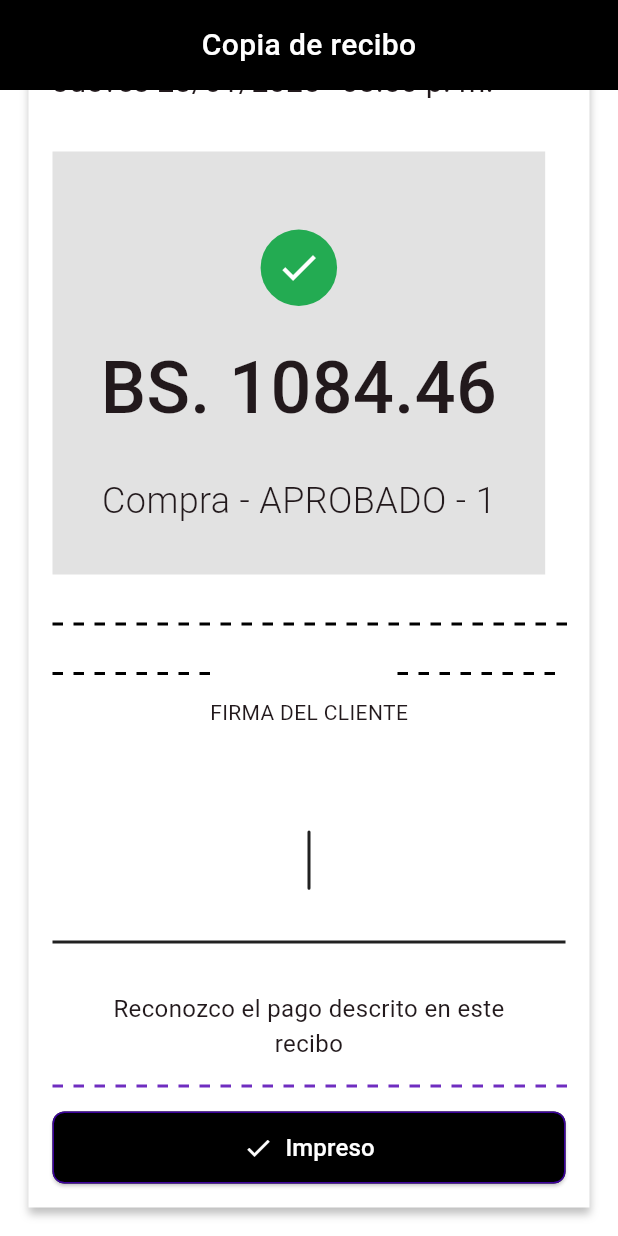
After one commit to jeftounz/fluttconversor, a Flutter app: the ReciboPage screen opened by its route, scrolled down 446 dp, after a tap on "Imprimir", on a phone screen of 412 x 824 dp. The commit adds this screen. Run offline on Flutter 3.47's test engine with Material 3 defaults, Android fonts, the phone set to English and light mode, and no system bars; our stand-ins replace bloc, dio, equatable, flutter_bloc, get_it, pdf and 2 more; project files that could hold a hidden picture were left out.

Commit message:
recibo page is being develop

```diff
--- /dev/null
+++ b/lib/features/presentation/bloc/recibo/recibo_bloc.dart
@@ -0,0 +1,114 @@
+import 'package:flutter_bloc/flutter_bloc.dart';
+import 'package:printing/printing.dart'; /*Tengo este erro:*/
+import 'package:pdf/pdf.dart';
+import 'package:pdf/widgets.dart' as pw;
+import 'recibo_event.dart';
+import 'recibo_state.dart';
+
+class ReciboBloc extends Bloc<ReciboEvent, ReciboState> {
+  ReciboBloc() : super(ReciboInitial()) {
+    on<LoadRecibo>(_onLoadRecibo);
+    on<PrintRecibo>(_onPrintRecibo);
+  }
+
+  void _onLoadRecibo(LoadRecibo event, Emitter<ReciboState> emit) async {
+    emit(ReciboLoading());
+    await Future.delayed(const Duration(milliseconds: 500));
+    emit(ReciboLoaded(ReciboData.defaultData()));
+  }
+
+  void _onPrintRecibo(PrintRecibo event, Emitter<ReciboState> emit) async {
+    if (state is ReciboLoaded) {
+      final currentState = state as ReciboLoaded;
+      emit(ReciboPrinting(currentState.reciboData));
+
+      try {
+        await _generateAndPrintPdf(currentState.reciboData);
+        emit(ReciboPrinted(currentState.reciboData));
+        await Future.delayed(const Duration(seconds: 2));
+        emit(ReciboLoaded(currentState.reciboData));
+      } catch (e) {
+        emit(ReciboError('Error al imprimir: ${e.toString()}'));
+      }
+    }
+  }
+
+  Future<void> _generateAndPrintPdf(ReciboData data) async {
+    final pdf = pw.Document();
+
+    pdf.addPage(
+      pw.Page(
+        pageFormat: PdfPageFormat.a4,
+        build: (pw.Context context) {
+          return pw.Column(
+            crossAxisAlignment: pw.CrossAxisAlignment.start,
+            children: [
+              pw.Center(
+                child: pw.Text(
+                  'VEFLAT',
+                  style: pw.TextStyle(
+                    fontSize: 24,
+                    fontWeight: pw.FontWeight.bold,
+                  ),
+                ),
+              ),
+              pw.Center(
+                child: pw.Text(
+                  'WEB DEVELOPER & MOBILE',
+                  style: const pw.TextStyle(fontSize: 12),
+                ),
+              ),
+              pw.SizedBox(height: 20),
+              pw.Text(
+                'Recibo de compra MASTERCARD',
+                style: pw.TextStyle(
+                  fontSize: 18,
+                  fontWeight: pw.FontWeight.bold,
+                ),
+              ),
+              pw.SizedBox(height: 20),
+              pw.Text('Cliente: ${data.cliente}'),
+              pw.Text('RIF: ${data.rif}'),
+              pw.Text('Afil: ${data.afiliacion}'),
+              pw.Text('Term: ${data.terminal} Aprob: ${data.aprobacion}'),
+              pw.Text('Nro. Cta.: ${data.numeroCuenta}'),
+              pw.Text('${data.fecha} ${data.hora}'),
+              pw.SizedBox(height: 30),
+              pw.Container(
+                padding: const pw.EdgeInsets.all(20),
+                decoration: pw.BoxDecoration(color: PdfColors.grey200),
+                child: pw.Column(
+                  children: [
+                    pw.Text(
+                      'BS. ${data.monto.toStringAsFixed(2)}',
+                      style: pw.TextStyle(
+                        fontSize: 36,
+                        fontWeight: pw.FontWeight.bold,
+                      ),
+                    ),
+                    pw.Text('${data.tipoTransaccion} - ${data.estado} - 1'),
+                  ],
+                ),
+              ),
+              pw.SizedBox(height: 40),
+              pw.Text('FIRMA DEL CLIENTE'),
+              pw.SizedBox(height: 40),
+              pw.Divider(),
+              pw.SizedBox(height: 20),
+              pw.Center(
+                child: pw.Text(
+                  'Reconozco el pago descrito en este recibo',
+                  textAlign: pw.TextAlign.center,
+                ),
+              ),
+            ],
+          );
+        },
+      ),
+    );
+
+    await Printing.layoutPdf(
+      onLayout: (PdfPageFormat format) async => pdf.save(),
+    );
+  }
+}
--- /dev/null
+++ b/lib/features/presentation/bloc/recibo/recibo_event.dart
@@ -0,0 +1,19 @@
+import 'package:equatable/equatable.dart';
+
+abstract class ReciboEvent extends Equatable {
+  const ReciboEvent();
+}
+
+class LoadRecibo extends ReciboEvent {
+  const LoadRecibo();
+
+  @override
+  List<Object> get props => [];
+}
+
+class PrintRecibo extends ReciboEvent {
+  const PrintRecibo();
+
+  @override
+  List<Object> get props => [];
+}
--- /dev/null
+++ b/lib/features/presentation/bloc/recibo/recibo_state.dart
@@ -0,0 +1,110 @@
+import 'package:equatable/equatable.dart';
+
+class ReciboData extends Equatable {
+  final String cliente;
+  final String rif;
+  final String afiliacion;
+  final String terminal;
+  final String aprobacion;
+  final String numeroCuenta;
+  final String fecha;
+  final String hora;
+  final double monto;
+  final String estado;
+  final String tipoTransaccion;
+
+  const ReciboData({
+    required this.cliente,
+    required this.rif,
+    required this.afiliacion,
+    required this.terminal,
+    required this.aprobacion,
+    required this.numeroCuenta,
+    required this.fecha,
+    required this.hora,
+    required this.monto,
+    required this.estado,
+    required this.tipoTransaccion,
+  });
+
+  @override
+  List<Object> get props => [
+    cliente,
+    rif,
+    afiliacion,
+    terminal,
+    aprobacion,
+    numeroCuenta,
+    fecha,
+    hora,
+    monto,
+    estado,
+    tipoTransaccion,
+  ];
+
+  factory ReciboData.defaultData() {
+    return const ReciboData(
+      cliente: 'Nombre y Apellido',
+      rif: 'J-123456-9',
+      afiliacion: '00000123456789',
+      terminal: '1',
+      aprobacion: '123456',
+      numeroCuenta: '123456*********1771',
+      fecha: 'Jueves 28/01/2025',
+      hora: '03:50 p. m.',
+      monto: 1084.46,
+      estado: 'APROBADO',
+      tipoTransaccion: 'Compra',
+    );
+  }
+}
+
+abstract class ReciboState extends Equatable {
+  const ReciboState();
+}
+
+class ReciboInitial extends ReciboState {
+  @override
+  List<Object> get props => [];
+}
+
+class ReciboLoading extends ReciboState {
+  @override
+  List<Object> get props => [];
+}
+
+class ReciboLoaded extends ReciboState {
+  final ReciboData reciboData;
+
+  const ReciboLoaded(this.reciboData);
+
+  @override
+  List<Object> get props => [reciboData];
+}
+
+class ReciboPrinting extends ReciboState {
+  final ReciboData reciboData;
+
+  const ReciboPrinting(this.reciboData);
+
+  @override
+  List<Object> get props => [reciboData];
+}
+
+class ReciboPrinted extends ReciboState {
+  final ReciboData reciboData;
+
+  const ReciboPrinted(this.reciboData);
+
+  @override
+  List<Object> get props => [reciboData];
+}
+
+class ReciboError extends ReciboState {
+  final String message;
+
+  const ReciboError(this.message);
+
+  @override
+  List<Object> get props => [message];
+}
--- /dev/null
+++ b/lib/features/presentation/pages/recibo_page.dart
@@ -0,0 +1,21 @@
+import 'package:flutter/material.dart';
+import 'package:flutter_bloc/flutter_bloc.dart';
+import '../../../injection_container.dart' as di;
+
+import '../bloc/recibo/recibo_bloc.dart';
+import '../widgets/recibo_form.dart';
+
+class ReciboPage extends StatelessWidget {
+  const ReciboPage({super.key});
+
+  @override
+  Widget build(BuildContext context) {
+    return Scaffold(
+      backgroundColor: Colors.white,
+      body: BlocProvider(
+        create: (context) => di.sl<ReciboBloc>(),
+        child: const SafeArea(child: ReciboForm()),
+      ),
+    );
+  }
+}
--- /dev/null
+++ b/lib/features/presentation/widgets/recibo_form.dart
@@ -0,0 +1,428 @@
+import 'package:flutter/material.dart';
+import 'package:flutter_bloc/flutter_bloc.dart';
+import '../bloc/recibo/recibo_bloc.dart';
+import '../bloc/recibo/recibo_event.dart';
+import '../bloc/recibo/recibo_state.dart';
+
+class ReciboForm extends StatefulWidget {
+  const ReciboForm({super.key});
+
+  @override
+  State<ReciboForm> createState() => _ReciboFormState();
+}
+
+class _ReciboFormState extends State<ReciboForm> {
+  @override
+  void initState() {
+    super.initState();
+    context.read<ReciboBloc>().add(const LoadRecibo());
+  }
+
+  @override
+  Widget build(BuildContext context) {
+    return BlocBuilder<ReciboBloc, ReciboState>(
+      builder: (context, state) {
+        if (state is ReciboLoading) {
+          return const Center(child: CircularProgressIndicator());
+        }
+
+        if (state is ReciboError) {
+          return Center(
+            child: Text(
+              state.message,
+              style: const TextStyle(color: Colors.red),
+            ),
+          );
+        }
+
+        if (state is ReciboLoaded ||
+            state is ReciboPrinting ||
+            state is ReciboPrinted) {
+          final reciboData =
+              state is ReciboLoaded
+                  ? state.reciboData
+                  : state is ReciboPrinting
+                  ? state.reciboData
+                  : (state as ReciboPrinted).reciboData;
+
+          return _buildReciboUI(reciboData, state);
+        }
+
+        return const Center(child: CircularProgressIndicator());
+      },
+    );
+  }
+
+  Widget _buildReciboUI(ReciboData data, ReciboState state) {
+    return Column(
+      children: [
+        // Barra de estado eliminada
+        _buildHeader(),
+        Expanded(
+          child: SingleChildScrollView(
+            padding: const EdgeInsets.all(16),
+            child: _buildReceiptContainer(data, state),
+          ),
+        ),
+      ],
+    );
+  }
+
+  // Métodos eliminados:
+  // _buildStatusBar()
+  // _buildSignalBars()
+  // _buildWiFiIcon()
+  // _buildBattery()
+
+  Widget _buildHeader() {
+    return Container(
+      height: 60,
+      color: Colors.black,
+      child: const Center(
+        child: Text(
+          'Copia de recibo',
+          style: TextStyle(
+            color: Colors.white,
+            fontSize: 20,
+            fontWeight: FontWeight.w500,
+          ),
+        ),
+      ),
+    );
+  }
+
+  Widget _buildReceiptContainer(ReciboData data, ReciboState state) {
+    return Container(
+      margin: const EdgeInsets.all(3),
+      decoration: BoxDecoration(
+        color: Colors.white,
+        boxShadow: [
+          BoxShadow(
+            color: Colors.black.withOpacity(0.25),
+            blurRadius: 4,
+            offset: const Offset(0, 4),
+          ),
+        ],
+      ),
+      child: Padding(
+        padding: const EdgeInsets.all(16),
+        child: Column(
+          crossAxisAlignment: CrossAxisAlignment.start,
+          children: [
+            _buildVeflatLogo(),
+            const SizedBox(height: 20),
+            const Text(
+              'Recibo de compra MASTERCARD',
+              style: TextStyle(fontSize: 20, fontWeight: FontWeight.w400),
+            ),
+            const SizedBox(height: 32),
+            _buildCustomerInfo(data),
+            const SizedBox(height: 32),
+            _buildAmountSection(data),
+            const SizedBox(height: 32),
+            _buildSignatureSection(),
+            const SizedBox(height: 16),
+            _buildPrintButton(state),
+          ],
+        ),
+      ),
+    );
+  }
+
+  Widget _buildVeflatLogo() {
+    return Center(
+      child: SizedBox(
+        width: 254,
+        height: 85,
+        child: Column(
+          mainAxisAlignment: MainAxisAlignment.center,
+          children: [
+            Row(
+              mainAxisAlignment: MainAxisAlignment.center,
+              children: [
+                Container(
+                  width: 48,
+                  height: 48,
+                  decoration: const BoxDecoration(
+                    gradient: LinearGradient(
+                      colors: [Color(0xFF8B5CF6), Color(0xFF6D28D9)],
+                      begin: Alignment.topLeft,
+                      end: Alignment.bottomRight,
+                    ),
+                    shape: BoxShape.circle,
+                  ),
+                  child: Center(
+                    child: Container(
+                      width: 32,
+                      height: 32,
+                      decoration: BoxDecoration(
+                        shape: BoxShape.circle,
+                        border: Border.all(color: Colors.white, width: 4),
+                      ),
+                      child: Center(
+                        child: Container(
+                          width: 16,
+                          height: 16,
+                          decoration: const BoxDecoration(
+                            color: Colors.white,
+                            shape: BoxShape.circle,
+                          ),
+                        ),
+                      ),
+                    ),
+                  ),
+                ),
+                const SizedBox(width: 8),
+                const Text(
+                  'Veflat',
+                  style: TextStyle(fontSize: 36, fontWeight: FontWeight.bold),
+                ),
+              ],
+            ),
+            const SizedBox(height: 4),
+            const Text(
+              'WEB DEVELOPER & MOBILE',
+              style: TextStyle(fontSize: 12, color: Colors.grey),
+            ),
+          ],
+        ),
+      ),
+    );
+  }
+
+  Widget _buildCustomerInfo(ReciboData data) {
+    return Column(
+      crossAxisAlignment: CrossAxisAlignment.start,
+      children: [
+        _buildInfoLine('Cliente: ${data.cliente}'),
+        const SizedBox(height: 16),
+        _buildInfoLine('RIF: ${data.rif}'),
+        const SizedBox(height: 16),
+        _buildInfoLine('Afil: ${data.afiliacion}'),
+        const SizedBox(height: 16),
+        _buildInfoLine('Term: ${data.terminal} Aprob: ${data.aprobacion}'),
+        const SizedBox(height: 16),
+        _buildInfoLine('Nro. Cta.: ${data.numeroCuenta}'),
+        const SizedBox(height: 16),
+        Row(
+          children: [
+            Text(data.fecha, style: const TextStyle(fontSize: 20)),
+            const SizedBox(width: 14),
+            Text(data.hora, style: const TextStyle(fontSize: 20)),
+          ],
+        ),
+      ],
+    );
+  }
+
+  Widget _buildInfoLine(String text) {
+    return Text(text, style: const TextStyle(fontSize: 20));
+  }
+
+  Widget _buildAmountSection(ReciboData data) {
+    return Container(
+      color: const Color(0xFFE2E2E2),
+      child: Stack(
+        children: [
+          Padding(
+            padding: const EdgeInsets.all(32),
+            child: Column(
+              children: [
+                const SizedBox(height: 20),
+                Container(
+                  width: 53,
+                  height: 51,
+                  decoration: const BoxDecoration(
+                    color: Color(0xFF23AB52),
+                    shape: BoxShape.circle,
+                  ),
+                  child: const Icon(Icons.check, color: Colors.white, size: 30),
+                ),
+                const SizedBox(height: 20),
+                Text(
+                  'BS. ${data.monto.toStringAsFixed(2)}',
+                  style: const TextStyle(
+                    fontSize: 48,
+                    fontWeight: FontWeight.w500,
+                  ),
+                ),
+                const SizedBox(height: 24),
+                Text(
+                  '${data.tipoTransaccion} - ${data.estado} - 1',
+                  style: const TextStyle(
+                    fontSize: 24,
+                    fontWeight: FontWeight.w300,
+                  ),
+                ),
+              ],
+            ),
+          ),
+        ],
+      ),
+    );
+  }
+
+  Widget _buildSignatureSection() {
+    return Column(
+      children: [
+        _buildDashedLine(),
+        const SizedBox(height: 32),
+        Row(
+          mainAxisAlignment: MainAxisAlignment.spaceBetween,
+          children: [_buildShortDashedLine(), _buildShortDashedLine()],
+        ),
+        const SizedBox(height: 16),
+        const Text('FIRMA DEL CLIENTE', style: TextStyle(fontSize: 14)),
+        const SizedBox(height: 32),
+        Container(height: 94, child: CustomPaint(painter: SignaturePainter())),
+        const SizedBox(height: 16),
+        Container(height: 2, color: const Color(0xFF212121)),
+        const SizedBox(height: 32),
+        const Text(
+          'Reconozco el pago descrito en este\nrecibo',
+          textAlign: TextAlign.center,
+          style: TextStyle(fontSize: 16),
+        ),
+        const SizedBox(height: 16),
+        _buildPurpleDashedLine(),
+      ],
+    );
+  }
+
+  Widget _buildDashedLine() {
+    return CustomPaint(
+      size: const Size(double.infinity, 2),
+      painter: DashedLinePainter(color: Colors.black),
+    );
+  }
+
+  Widget _buildShortDashedLine() {
+    return SizedBox(
+      width: 112,
+      child: CustomPaint(painter: DashedLinePainter(color: Colors.black)),
+    );
+  }
+
+  Widget _buildPurpleDashedLine() {
+    return CustomPaint(
+      size: const Size(double.infinity, 2),
+      painter: DashedLinePainter(color: const Color(0xFF6F2DC0)),
+    );
+  }
+
+  Widget _buildPrintButton(ReciboState state) {
+    final isPrinting = state is ReciboPrinting;
+    final isPrinted = state is ReciboPrinted;
+
+    return SizedBox(
+      width: double.infinity,
+      height: 48,
+      child: ElevatedButton(
+        onPressed:
+            isPrinting
+                ? null
+                : () => context.read<ReciboBloc>().add(const PrintRecibo()),
+        style: ElevatedButton.styleFrom(
+          backgroundColor: Colors.black,
+          foregroundColor: Colors.white,
+          shape: RoundedRectangleBorder(
+            borderRadius: BorderRadius.circular(8),
+            side: const BorderSide(color: Color(0xFF3C029C)),
+          ),
+          elevation: 1,
+        ),
+        child:
+            isPrinting
+                ? const SizedBox(
+                  width: 20,
+                  height: 20,
+                  child: CircularProgressIndicator(
+                    strokeWidth: 2,
+                    valueColor: AlwaysStoppedAnimation<Color>(Colors.white),
+                  ),
+                )
+                : isPrinted
+                ? const Row(
+                  mainAxisAlignment: MainAxisAlignment.center,
+                  children: [
+                    Icon(Icons.check, size: 20),
+                    SizedBox(width: 8),
+                    Text(
+                      'Impreso',
+                      style: TextStyle(
+                        fontSize: 16,
+                        fontWeight: FontWeight.w500,
+                      ),
+                    ),
+                  ],
+                )
+                : const Text(
+                  'Imprimir',
+                  style: TextStyle(fontSize: 16, fontWeight: FontWeight.w500),
+                ),
+      ),
+    );
+  }
+}
+
+class DashedLinePainter extends CustomPainter {
+  final Color color;
+
+  DashedLinePainter({required this.color});
+
+  @override
+  void paint(Canvas canvas, Size size) {
+    final paint =
+        Paint()
+          ..color = color
+          ..strokeWidth = 2
+          ..style = PaintingStyle.stroke;
+
+    const dashWidth = 7.0;
+    const dashSpace = 7.0;
+    double startX = 0;
+
+    while (startX < size.width) {
+      canvas.drawLine(
+        Offset(startX, size.height / 2),
+        Offset(startX + dashWidth, size.height / 2),
+        paint,
+      );
+      startX += dashWidth + dashSpace;
+    }
+  }
+
+  @override
+  bool shouldRepaint(CustomPainter oldDelegate) => false;
+}
+
+class SignaturePainter extends CustomPainter {
+  @override
+  void paint(Canvas canvas, Size size) {
+    final paint =
+        Paint()
+          ..color = const Color(0xFF212121)
+          ..strokeWidth = 2
+          ..style = PaintingStyle.stroke
+          ..strokeCap = StrokeCap.round;
+
+    final path = Path();
+    path.moveTo(size.width * 0.1, size.height * 0.8);
+    path.quadraticBezierTo(
+      size.width * 0.3,
+      size.height * 0.2,
+      size.width * 0.5,
+      size.height * 0.6,
+    );
+    path.quadraticBezierTo(
+      size.width * 0.7,
+      size.height * 0.9,
+      size.width * 0.9,
+      size.height * 0.4,
+    );
+    canvas.drawPath(path, paint);
+  }
+
+  @override
+  bool shouldRepaint(CustomPainter oldDelegate) => false;
+}
--- a/lib/features/presentation/widgets/signature_form.dart
+++ b/lib/features/presentation/widgets/signature_form.dart
@@ -321,6 +321,10 @@ class _SignatureFormState extends State<SignatureForm> {
                         ScaffoldMessenger.of(context).showSnackBar(
                           const SnackBar(content: Text('¡Pago realizado!')),
                         );
+                        // Navegar a la página de recibo después de 1 segundo
+                        Future.delayed(const Duration(seconds: 1), () {
+                          Navigator.pushNamed(context, '/recibo');
+                        });
                       }
                       : null,
               style: ElevatedButton.styleFrom(
--- a/lib/injection_container.dart
+++ b/lib/injection_container.dart
@@ -19,6 +19,9 @@ import 'features/data/repositories/signature_repository.dart';
 import 'features/domain/repositories/signature_repository_interface.dart';
 import 'features/domain/usecases/signature_use_cases.dart';
 import 'features/presentation/bloc/signature/signature_bloc.dart';
+
+// RECIBO FEATURE - Añadido
+import 'features/presentation/bloc/recibo/recibo_bloc.dart';
 
 final sl = GetIt.instance;
 
@@ -62,7 +65,7 @@ Future<void> init() async {
   // ========================
   // Repository
   sl.registerLazySingleton<SignatureRepositoryInterface>(
-    () => SignatureRepository(), // Constructor sin parámetros
+    () => SignatureRepository(),
   );
 
   // Use cases
@@ -70,6 +73,11 @@ Future<void> init() async {
 
   // Bloc
   sl.registerFactory(() => SignatureBloc(sl()));
+
+  // ======================== // Añadido
+  // RECIBO FEATURE
+  // ========================
+  sl.registerFactory(() => ReciboBloc());
 
   // ========================
   // External dependencies
--- a/lib/main.dart
+++ b/lib/main.dart
@@ -6,7 +6,8 @@ import 'injection_container.dart' as di;
 import 'features/presentation/pages/login_page.dart';
 import 'features/presentation/pages/seguros_page.dart';
 import 'features/presentation/pages/datos_personales_page.dart';
-import 'features/presentation/pages/signature_page.dart'; // <--- Importar aquí
+import 'features/presentation/pages/signature_page.dart';
+import 'features/presentation/pages/recibo_page.dart'; // Import añadido
 import 'features/presentation/bloc/auth/auth_bloc.dart';
 
 void main() async {
@@ -73,6 +74,7 @@ class MyApp extends StatelessWidget {
           '/seguros': (context) => const SegurosPage(),
           '/datos_personales': (context) => const DatosPersonalesPage(),
           '/signature': (context) => const SignaturePage(),
+          '/recibo': (context) => const ReciboPage(), // Ruta añadida
         },
       ),
     );
--- a/pubspec.yaml
+++ b/pubspec.yaml
@@ -18,6 +18,8 @@ dependencies:
   get_it: ^8.0.3
   go_router: ^16.0.0
   intl: ^0.20.2
+  pdf: ^3.11.3
+  printing: ^5.14.2
   signature: ^6.3.0
 
 dev_dependencies:
```
Also changed, not shown: assets/images/peque-veflat 1.svg (added), pubspec.lock, 5 other files.
